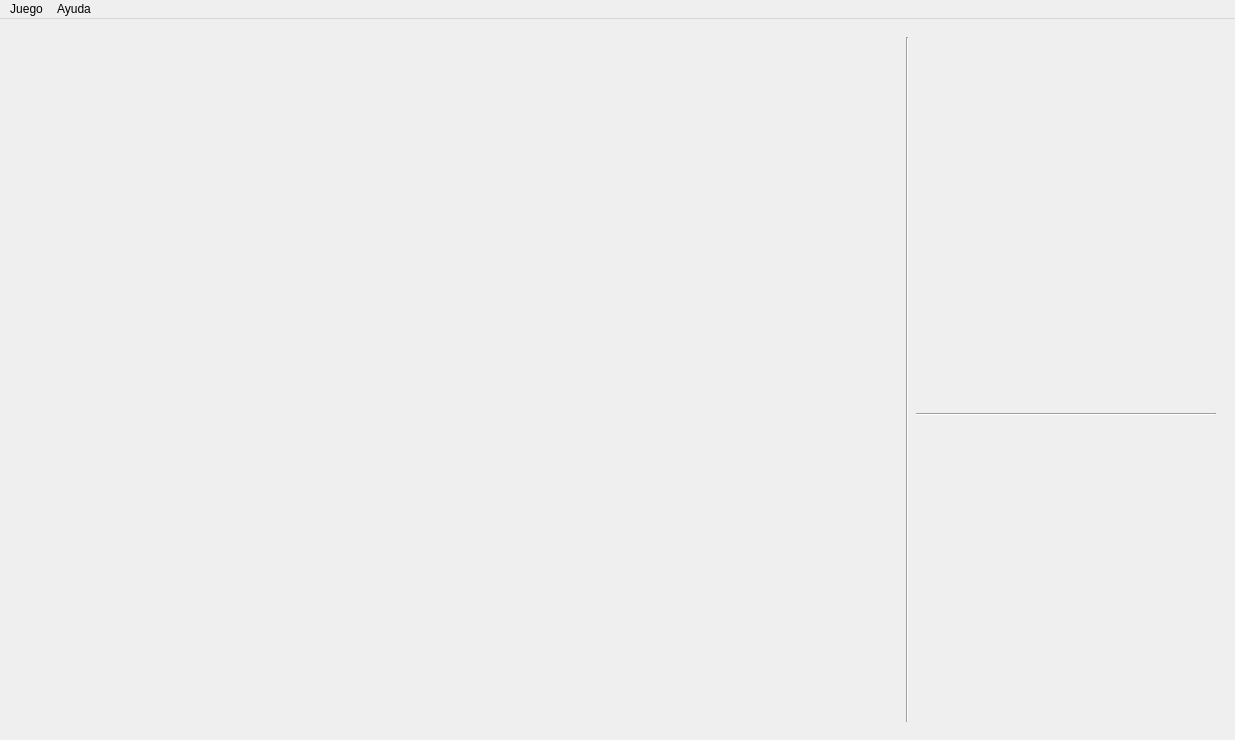
First picture: the form in mainwindow.ui, repository Joscart/Juego-OCA, before the edit.
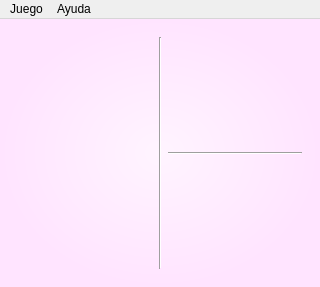
Second picture: the form after the edit. Icons and pictures are not drawn.

Patch:
```diff
--- a/mainwindow.ui
+++ b/mainwindow.ui
@@ -9,8 +9,8 @@
    <rect>
     <x>0</x>
     <y>0</y>
-    <width>1235</width>
-    <height>740</height>
+    <width>320</width>
+    <height>287</height>
    </rect>
   </property>
   <property name="sizePolicy">
@@ -38,6 +38,13 @@
    <iconset resource="Recursos.qrc">
     <normaloff>:/Recursos/Imagenes/Ficha1.png</normaloff>:/Recursos/Imagenes/Ficha1.png</iconset>
   </property>
+  <property name="styleSheet">
+   <string notr="true">QMainWindow#MainWindow{
+	background-color: rgb(255, 109, 66);
+	alternate-background-color: rgb(255, 109, 66);
+	selection-background-color: rgb(255, 109, 66);
+}</string>
+  </property>
   <widget class="QWidget" name="centralwidget">
    <property name="minimumSize">
     <size>
@@ -53,7 +60,7 @@
    </property>
    <property name="styleSheet">
     <string notr="true">QWidget#centralwidget  {
-	border-image: url(:/Recursos/Imagenes/PantallaCarga.jpeg);
+	background-color: qradialgradient(spread:pad, cx:0.5, cy:0.5, radius:0.5, fx:0.5, fy:0.5, stop:0 rgba(255, 244, 255,255), stop:1 rgba(255, 228, 255,255));
 }</string>
    </property>
    <layout class="QVBoxLayout" name="verticalLayout_3">
@@ -75,17 +82,20 @@
          <layout class="QHBoxLayout" name="horizontalLayout">
           <item>
            <widget class="QWidget" name="Tablero" native="true">
+            <property name="sizePolicy">
+             <sizepolicy hsizetype="Minimum" vsizetype="Minimum">
+              <horstretch>0</horstretch>
+              <verstretch>0</verstretch>
+             </sizepolicy>
+            </property>
             <property name="minimumSize">
              <size>
-              <width>880</width>
-              <height>680</height>
+              <width>0</width>
+              <height>0</height>
              </size>
             </property>
-            <property name="maximumSize">
-             <size>
-              <width>880</width>
-              <height>680</height>
-             </size>
+            <property name="autoFillBackground">
+             <bool>false</bool>
             </property>
             <property name="styleSheet">
              <string notr="true">QWidget#Tablero  {
@@ -104,7 +114,14 @@
           <item>
            <layout class="QVBoxLayout" name="verticalLayout">
             <item>
-             <widget class="QWidget" name="Pregunta" native="true"/>
+             <widget class="QWidget" name="Pregunta" native="true">
+              <property name="minimumSize">
+               <size>
+                <width>0</width>
+                <height>0</height>
+               </size>
+              </property>
+             </widget>
             </item>
             <item>
              <widget class="Line" name="line_2">
@@ -115,23 +132,22 @@
             </item>
             <item>
              <widget class="QWidget" name="Dado" native="true">
-              <property name="sizePolicy">
-               <sizepolicy hsizetype="Expanding" vsizetype="Preferred">
-                <horstretch>0</horstretch>
-                <verstretch>0</verstretch>
-               </sizepolicy>
-              </property>
               <property name="minimumSize">
                <size>
-                <width>300</width>
-                <height>300</height>
+                <width>0</width>
+                <height>0</height>
                </size>
               </property>
-              <property name="maximumSize">
-               <size>
-                <width>300</width>
-                <height>300</height>
-               </size>
+              <property name="autoFillBackground">
+               <bool>false</bool>
+              </property>
+              <property name="styleSheet">
+               <string notr="true">QPushButton#btnDado {
+	image: url(:/Recursos/Imagenes/Dice1.png);
+	alternate-background-color: rgba(0, 0, 0, 0);
+	background-color: rgba(0, 0, 0, 0);
+	selection-background-color: rgba(0, 0, 0, 0);
+}</string>
               </property>
              </widget>
             </item>
@@ -150,8 +166,8 @@
     <rect>
      <x>0</x>
      <y>0</y>
-     <width>1235</width>
-     <height>22</height>
+     <width>320</width>
+     <height>23</height>
     </rect>
    </property>
    <widget class="QMenu" name="menuJuego">
```
Left out of the diff: 4 changed lines with no effect on the pictures.
